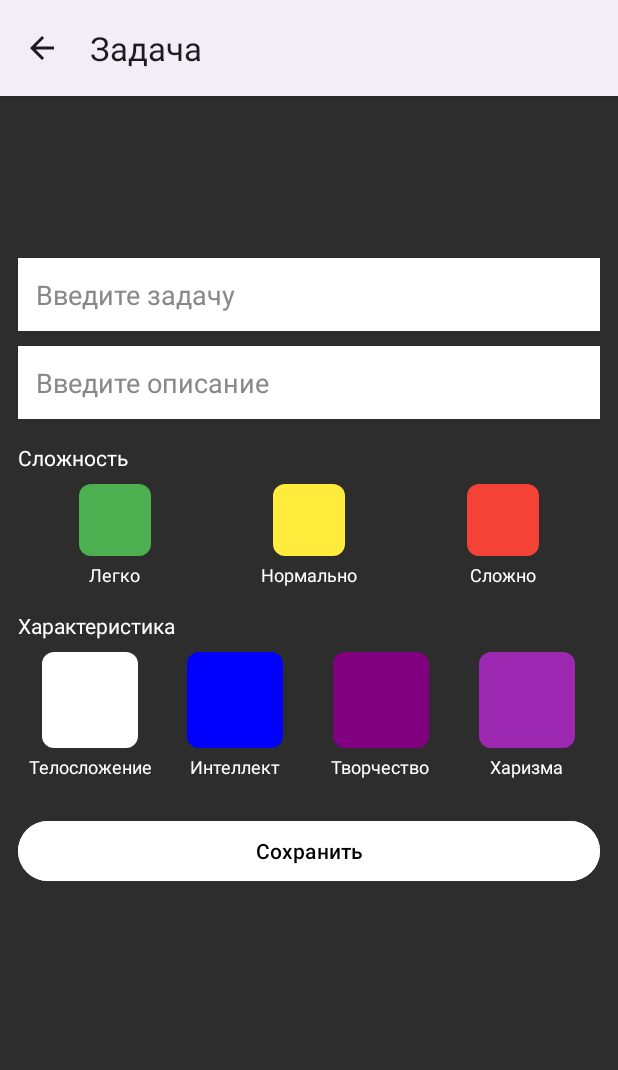
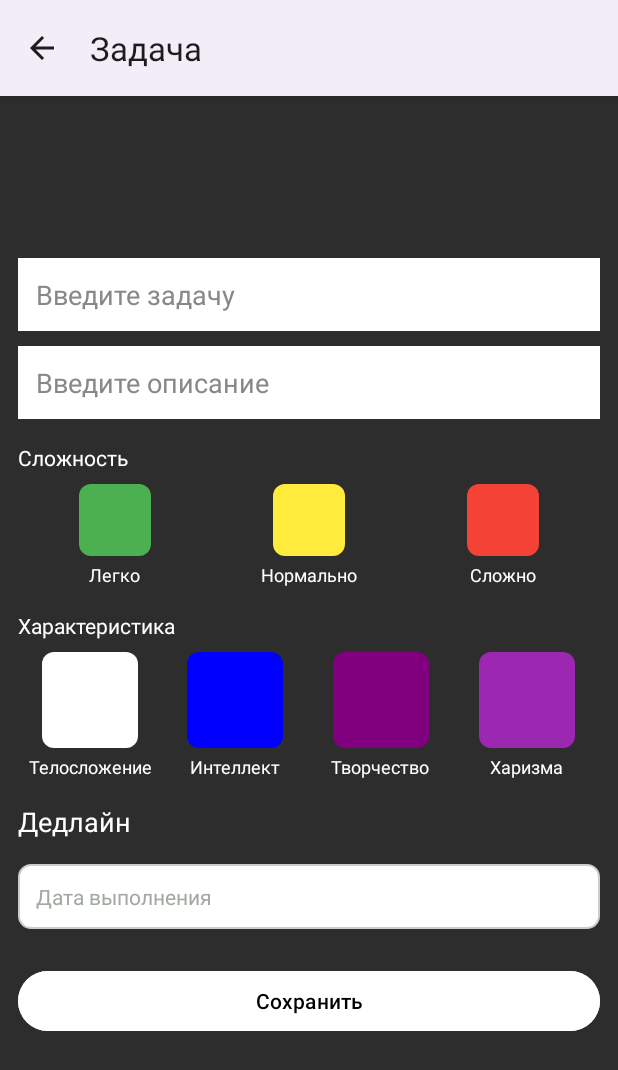
Before and after one commit to alphbta/Habit-Forge-app, an Android app: the AddTaskActivity screen opened directly, with no data from a screen before it, on a phone screen of 412 x 824 dp. Shown: the top 1070 px of the screen. Run offline under Robolectric (Android 15) with nearby library versions, the light colour scheme and no system bars.

Commit message:
Добавил добавляение даты в activity_add_task.xml

```diff
--- /dev/null
+++ b/app/src/main/res/drawable/deadline_background.xml
@@ -0,0 +1,6 @@
+<shape xmlns:android="http://schemas.android.com/apk/res/android"
+    android:shape="rectangle">
+    <solid android:color="#FFFFFF"/>
+    <stroke android:width="1dp" android:color="#CCCCCC"/>
+    <corners android:radius="8dp"/>
+</shape>
--- a/app/src/main/res/layout/activity_add_task.xml
+++ b/app/src/main/res/layout/activity_add_task.xml
@@ -218,6 +218,23 @@
                     android:layout_marginTop="4dp"/>
             </LinearLayout>
         </LinearLayout>
+        <TextView
+            android:layout_width="wrap_content"
+            android:layout_height="wrap_content"
+            android:text="Дедлайн"
+            android:textColor="@color/text_light"
+            android:textSize="18sp"
+            android:layout_marginTop="16dp"/>
+        <TextView
+            android:id="@+id/deadlineSetDate"
+            android:layout_width="match_parent"
+            android:layout_height="wrap_content"
+            android:text="Дата выполнения"
+            android:textColor="#A1A9A1"
+            android:padding="12dp"
+            android:layout_marginTop="16dp"
+            android:background="@drawable/deadline_background"
+            android:gravity="center_vertical" />
 
         <Button
             android:id="@+id/saveButton"
```
Also changed, not shown: app/src/main/java/com/alphbta/habitforge/AddTaskActivity.kt (+21 -21 lines).
